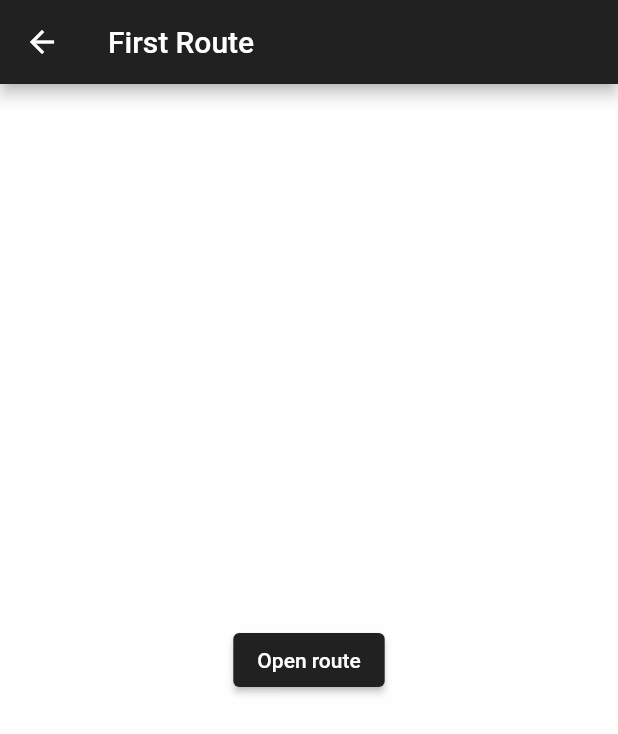
After one commit to felipe31/githubbrowser, a Flutter app: the UsersRepos screen opened directly, on a phone screen of 412 x 824 dp. The commit adds this screen. Shown: the top 734 px of the screen. Run offline on Flutter 3.47's test engine with Material 2 defaults, Android fonts, the light colour scheme and no system bars; our stand-ins replace toast.

Commit message:
User repo screen added

```diff
--- a/lib/main.dart
+++ b/lib/main.dart
@@ -3,6 +3,7 @@ import 'dart:ui';
 import 'package:flutter/material.dart';
 import 'package:flutter/painting.dart';
 import 'package:github_browser/model/github_user_list.dart';
+import 'package:github_browser/view/user_repos.dart';
 import 'package:toast/toast.dart';
 
 void main() {
@@ -108,6 +109,10 @@ class _MyHomePageState extends State<MyHomePage> {
                     ),
                     child: Text("Repos"),
                     onPressed: () {
+                      return Navigator.push(
+                        _scaffoldKey.currentContext,
+                        MaterialPageRoute(builder: (context) => UsersRepos()),
+                      );
                       final snackBar = SnackBar(
                         content: Text('Temporarily unavailable!'),
                         // action: SnackBarAction(
--- /dev/null
+++ b/lib/view/user_repos.dart
@@ -0,0 +1,21 @@
+import 'package:flutter/cupertino.dart';
+import 'package:flutter/material.dart';
+
+class UsersRepos extends StatelessWidget {
+  @override
+  Widget build(BuildContext context) {
+    return Scaffold(
+      appBar: AppBar(
+        title: Text('First Route'),
+      ),
+      body: Center(
+        child: ElevatedButton(
+          child: Text('Open route'),
+          onPressed: () {
+            // Navigate to second route when tapped.
+          },
+        ),
+      ),
+    );
+  }
+}
```
